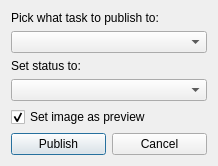
First picture: the form in Scripts/UserInterfaces/TaskPicker.ui, repository EmberLightVFX/Kitsu-for-Prism, before the edit.
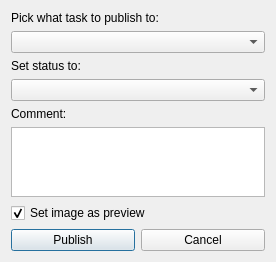
Second picture: the form after the edit.

Commit message: Added possibility add comment when publishing

```diff
--- a/Scripts/UserInterfaces/TaskPicker.ui
+++ b/Scripts/UserInterfaces/TaskPicker.ui
@@ -6,8 +6,8 @@
    <rect>
     <x>0</x>
     <y>0</y>
-    <width>218</width>
-    <height>143</height>
+    <width>276</width>
+    <height>218</height>
    </rect>
   </property>
   <property name="windowTitle">
@@ -46,6 +46,16 @@
    <item>
     <widget class="QComboBox" name="status_Box"/>
    </item>
+   <item>
+    <widget class="QLabel" name="label_3">
+     <property name="text">
+      <string>Comment:</string>
+     </property>
+    </widget>
+   </item>
+   <item>
+    <widget class="QPlainTextEdit" name="comment_Text"/>
+   </item>
    <item>
     <widget class="QCheckBox" name="cb_preview">
      <property name="enabled">
@@ -59,19 +69,6 @@
      </property>
     </widget>
    </item>
-   <item>
-    <spacer name="verticalSpacer">
-     <property name="orientation">
-      <enum>Qt::Vertical</enum>
-     </property>
-     <property name="sizeHint" stdset="0">
-      <size>
-       <width>20</width>
-       <height>40</height>
-      </size>
-     </property>
-    </spacer>
-   </item>
    <item>
     <layout class="QHBoxLayout" name="horizontalLayout">
      <item>
```
The commit also changes 6 other files.
